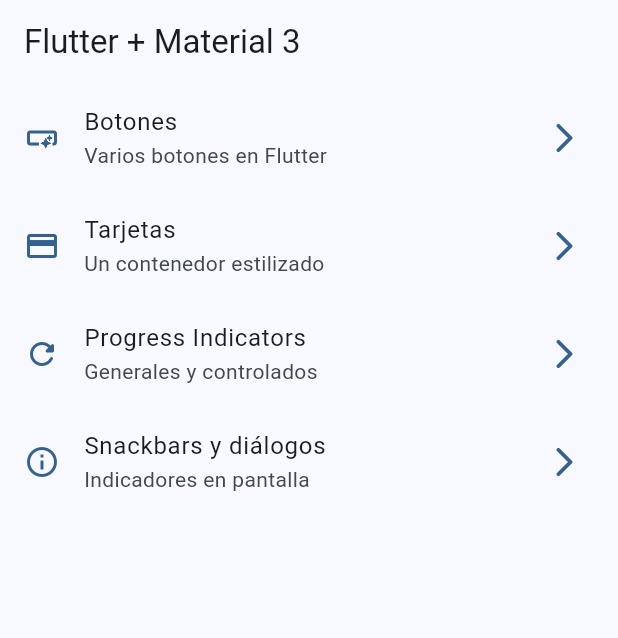
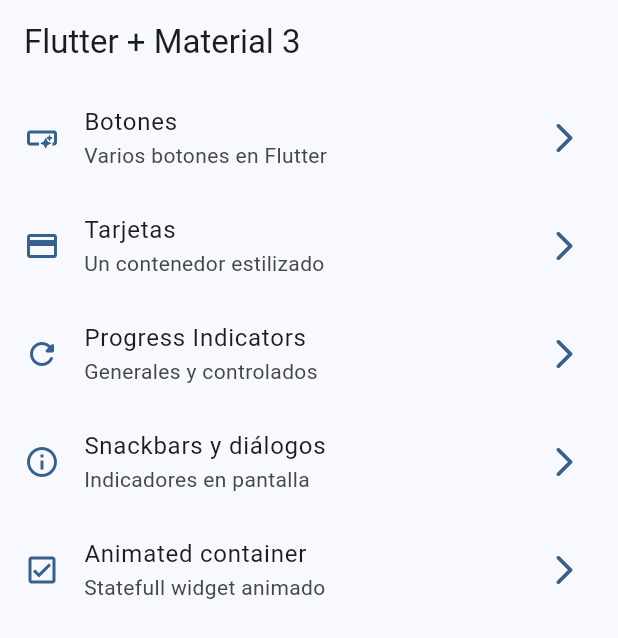
Before and after one commit to jgonzalezmorente/widgets-app-flutter, a Flutter app: the screen it shows after launch, on a phone screen of 412 x 824 dp. Shown: the top 638 px of the screen. Run offline on Flutter 3.47's test engine with Material 2 defaults, Android fonts, the phone set to English and light mode, and no system bars; our stand-ins replace go_router.

Commit message:
animated container terminado

```diff
--- a/lib/config/menu/menu_items.dart
+++ b/lib/config/menu/menu_items.dart
@@ -43,4 +43,12 @@ const appMenuItems = <MenuItem>[
     icon: Icons.info_outline
   ),
 
+  MenuItem(
+    title: 'Animated container',
+    subTitle: 'Statefull widget animado',
+    link: '/animated',
+    icon: Icons.check_box_outlined
+  ),
+
+
 ];
--- a/lib/config/router/app_router.dart
+++ b/lib/config/router/app_router.dart
@@ -36,5 +36,11 @@ final appRouter = GoRouter(
       builder: (context, state) => const SnackBarScreen(),
     ),
 
+    GoRoute(
+      path: '/animated',
+      name: AnimatedScreen.name,
+      builder: (context, state) => const AnimatedScreen(),
+    ),
+
   ],
 );
--- a/lib/presentation/screens/snackbar/snackbar_screen.dart
+++ b/lib/presentation/screens/snackbar/snackbar_screen.dart
@@ -63,7 +63,6 @@ class SnackBarScreen extends StatelessWidget {
               onPressed: () => openDialog( context ),
               child: const Text( 'Mostrar diálogo' )
             )
-
           ]
         ),
       ),
```
Also changed, not shown: lib/presentation/screens/animated/animated_screen.dart (+55 -2 lines).
